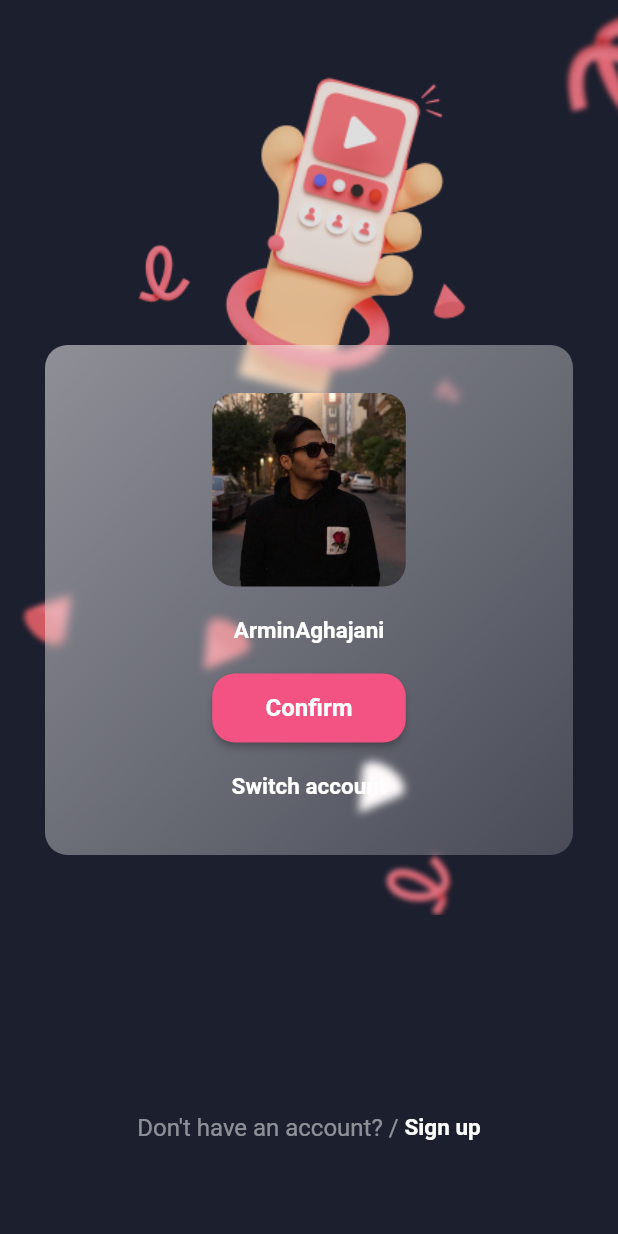
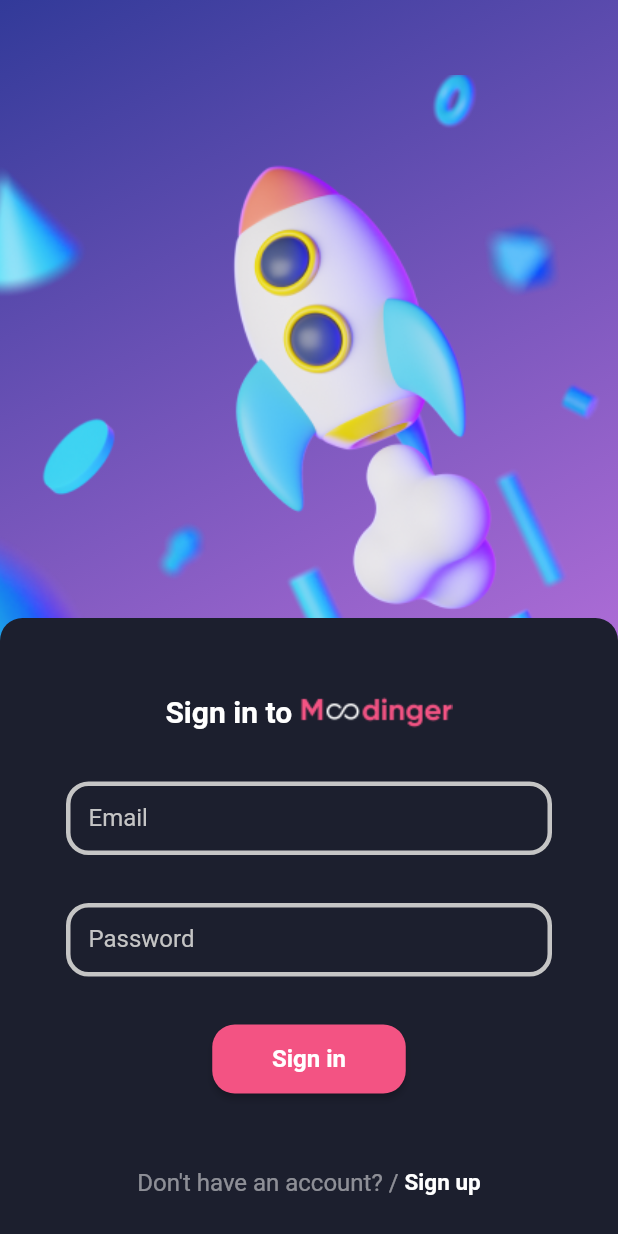
Before and after one commit to rminaghajani/instagram_application, a Flutter app: the screen it shows after launch, on a phone screen of 412 x 824 dp. Run offline on Flutter 3.47's test engine with Material 2 defaults, Android fonts, the phone set to English and light mode, and no system bars; Roboto replaces fonts that are missing (GB, GM).

Commit message:
login screen added to project

```diff
--- a/lib/main.dart
+++ b/lib/main.dart
@@ -1,4 +1,5 @@
 import 'package:flutter/material.dart';
+import 'package:instagram/screens/login_screen.dart';
 import 'package:instagram/screens/splash_screen.dart';
 import 'package:instagram/screens/switch_screen.dart';
 
@@ -39,7 +40,7 @@ class Application extends StatelessWidget {
         ),
       ),
       debugShowCheckedModeBanner: false,
-      home: SwitchScreen(),
+      home: LoginScreen(),
     );
   }
 }
--- /dev/null
+++ b/lib/screens/login_screen.dart
@@ -0,0 +1,230 @@
+import 'package:flutter/material.dart';
+import 'package:instagram/data/constants/constants.dart';
+
+class LoginScreen extends StatefulWidget {
+  const LoginScreen({super.key});
+
+  @override
+  State<LoginScreen> createState() => _LoginScreenState();
+}
+
+class _LoginScreenState extends State<LoginScreen> {
+  FocusNode negahban1 = FocusNode();
+  FocusNode negahban2 = FocusNode();
+
+  @override
+  void initState() {
+    // TODO: implement initState
+    super.initState();
+    negahban1.addListener(() {
+      setState(() {});
+    });
+    negahban2.addListener(() {
+      setState(() {});
+    });
+  }
+
+  @override
+  Widget build(BuildContext context) {
+    return Container(
+      decoration: BoxDecoration(
+        gradient: LinearGradient(
+          begin: Alignment.topLeft,
+          end: Alignment.bottomRight,
+          colors: [Color(0xff323A99), Color(0xffF98BFC)],
+        ),
+      ),
+      child: Scaffold(
+        resizeToAvoidBottomInset: false,
+        backgroundColor: Colors.transparent,
+        body: Stack(
+          alignment: AlignmentDirectional.bottomCenter,
+          children: [
+            _getImageContainer(),
+            _getLoginContainer(context),
+          ],
+        ),
+      ),
+    );
+  }
+
+  Widget _getImageContainer() {
+    return Positioned(
+      left: 0,
+      right: 0,
+      bottom: 0,
+      top: 50,
+      child: Column(
+        children: [
+          Expanded(
+            child: Image(
+              image: AssetImage('images/rocket.png'),
+              fit: BoxFit.cover,
+            ),
+          ),
+          Expanded(
+            child: Container(),
+          ),
+        ],
+      ),
+    );
+  }
+
+  Widget _getLoginContainer(BuildContext context) {
+    return Column(
+      children: [
+        Expanded(
+          child: Container(),
+        ),
+        Expanded(
+          child: Container(
+            decoration: BoxDecoration(
+              color: mainColor,
+              borderRadius: BorderRadius.only(
+                topLeft: Radius.circular(15),
+                topRight: Radius.circular(15),
+              ),
+            ),
+            child: Column(
+              crossAxisAlignment: CrossAxisAlignment.center,
+              children: [
+                SizedBox(
+                  width: double.infinity,
+                ),
+                SizedBox(
+                  height: 50,
+                ),
+                Row(
+                  mainAxisAlignment: MainAxisAlignment.center,
+                  children: [
+                    Text(
+                      'Sign in to ',
+                      style: TextStyle(
+                        color: white,
+                        fontFamily: 'GB',
+                        fontSize: 20,
+                        fontWeight: FontWeight.w700,
+                      ),
+                    ),
+                    Image(
+                      image: AssetImage('images/mood.png'),
+                    ),
+                  ],
+                ),
+                SizedBox(
+                  height: 34,
+                ),
+                Padding(
+                  padding: EdgeInsets.symmetric(horizontal: 44),
+                  child: TextField(
+                    focusNode: negahban1,
+                    decoration: InputDecoration(
+                      contentPadding: EdgeInsets.symmetric(
+                        vertical: 15,
+                        horizontal: 15,
+                      ),
+                      labelText: 'Email',
+                      labelStyle: TextStyle(
+                        fontFamily: 'GM',
+                        fontSize: 16,
+                        color: negahban1.hasFocus ? pink : gray,
+                      ),
+                      enabledBorder: OutlineInputBorder(
+                        borderRadius: BorderRadius.circular(15),
+                        borderSide: BorderSide(
+                          color: gray,
+                          width: 3.0,
+                        ),
+                      ),
+                      focusedBorder: OutlineInputBorder(
+                        borderRadius: BorderRadius.circular(15),
+                        borderSide: BorderSide(
+                          color: pink,
+                          width: 3.0,
+                        ),
+                      ),
+                    ),
+                  ),
+                ),
+                SizedBox(
+                  height: 32,
+                ),
+                Padding(
+                  padding: EdgeInsets.symmetric(horizontal: 44),
+                  child: TextField(
+                    focusNode: negahban2,
+                    decoration: InputDecoration(
+                      contentPadding: EdgeInsets.symmetric(
+                        vertical: 15,
+                        horizontal: 15,
+                      ),
+                      labelText: 'Password',
+                      labelStyle: TextStyle(
+                        fontFamily: 'GM',
+                        fontSize: 16,
+                        color: negahban2.hasFocus ? pink : gray,
+                      ),
+                      enabledBorder: OutlineInputBorder(
+                        borderRadius: BorderRadius.circular(15),
+                        borderSide: BorderSide(
+                          color: gray,
+                          width: 3.0,
+                        ),
+                      ),
+                      focusedBorder: OutlineInputBorder(
+                        borderRadius: BorderRadius.circular(15),
+                        borderSide: BorderSide(
+                          color: pink,
+                          width: 3.0,
+                        ),
+                      ),
+                    ),
+                  ),
+                ),
+                SizedBox(
+                  height: 32,
+                ),
+                SizedBox(
+                  height: 46,
+                  width: 129,
+                  child: ElevatedButton(
+                    onPressed: () {},
+                    style: Theme.of(context).elevatedButtonTheme.style,
+                    child: Text('Sign in'),
+                  ),
+                ),
+                SizedBox(
+                  height: 50,
+                ),
+                Row(
+                  mainAxisSize: MainAxisSize.max,
+                  mainAxisAlignment: MainAxisAlignment.center,
+                  children: [
+                    Text(
+                      'Don\'t have an account? / ',
+                      style: TextStyle(
+                          fontFamily: 'GB',
+                          color: Color.fromRGBO(255, 255, 255, 0.5),
+                          fontSize: 16),
+                    ),
+                    Text(
+                      'Sign up',
+                      style: Theme.of(context).textTheme.headlineMedium,
+                    )
+                  ],
+                ),
+              ],
+            ),
+          ),
+        ),
+      ],
+    );
+  }
+
+  @override
+  void dispose() {
+    negahban1.dispose();
+    negahban2.dispose();
+    super.dispose();
+  }
+}
```
